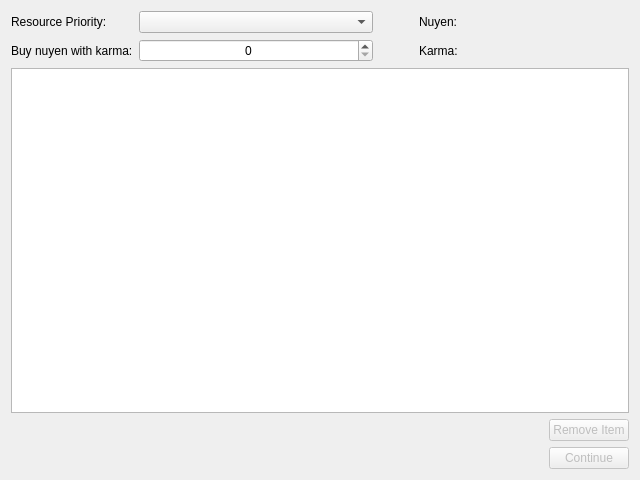
The window that SR5-Shaman/ui/character/tabs/chareditresourcetab.ui (TheSHEEEP/SR5-Shaman) describes before a commit, drawn with Qt 5.
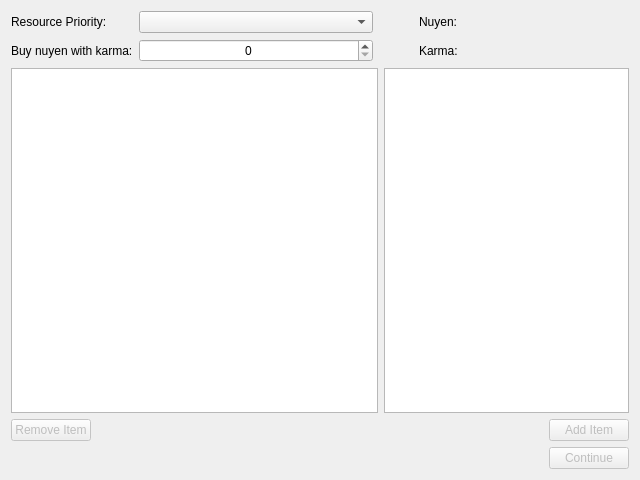
The same window after the commit.

Commit message:
Started writing down resource categories
Damn, those are A LOT.

```diff
--- a/SR5-Shaman/ui/character/tabs/chareditresourcetab.ui
+++ b/SR5-Shaman/ui/character/tabs/chareditresourcetab.ui
@@ -96,7 +96,7 @@
           </sizepolicy>
          </property>
          <property name="text">
-          <string>   </string>
+          <string/>
          </property>
         </widget>
        </item>
@@ -122,7 +122,7 @@
           </sizepolicy>
          </property>
          <property name="text">
-          <string>   </string>
+          <string/>
          </property>
         </widget>
        </item>
@@ -130,21 +130,8 @@
      </item>
     </layout>
    </item>
-   <item row="2" column="0">
+   <item row="3" column="0">
     <layout class="QHBoxLayout" name="horizontalLayout">
-     <item>
-      <spacer name="horizontalSpacer_2">
-       <property name="orientation">
-        <enum>Qt::Horizontal</enum>
-       </property>
-       <property name="sizeHint" stdset="0">
-        <size>
-         <width>40</width>
-         <height>20</height>
-        </size>
-       </property>
-      </spacer>
-     </item>
      <item>
       <widget class="QPushButton" name="btnRemoveItem">
        <property name="enabled">
@@ -155,12 +142,32 @@
        </property>
       </widget>
      </item>
+     <item>
+      <spacer name="horizontalSpacer_2">
+       <property name="orientation">
+        <enum>Qt::Horizontal</enum>
+       </property>
+       <property name="sizeHint" stdset="0">
+        <size>
+         <width>40</width>
+         <height>20</height>
+        </size>
+       </property>
+      </spacer>
+     </item>
+     <item>
+      <widget class="QPushButton" name="btnAddItem">
+       <property name="enabled">
+        <bool>false</bool>
+       </property>
+       <property name="text">
+        <string>Add Item</string>
+       </property>
+      </widget>
+     </item>
     </layout>
    </item>
-   <item row="1" column="0">
-    <widget class="QTreeView" name="treeResources"/>
-   </item>
-   <item row="3" column="0">
+   <item row="4" column="0">
     <layout class="QHBoxLayout" name="horizontalLayout_2">
      <item>
       <spacer name="horizontalSpacer_3">
@@ -187,6 +194,30 @@
      </item>
     </layout>
    </item>
+   <item row="1" column="0">
+    <layout class="QHBoxLayout" name="horizontalLayout_3">
+     <item>
+      <widget class="QTreeView" name="treeResources">
+       <property name="sizePolicy">
+        <sizepolicy hsizetype="Expanding" vsizetype="Expanding">
+         <horstretch>60</horstretch>
+         <verstretch>0</verstretch>
+        </sizepolicy>
+       </property>
+      </widget>
+     </item>
+     <item>
+      <widget class="QTreeView" name="treeResourcesAvailable">
+       <property name="sizePolicy">
+        <sizepolicy hsizetype="Expanding" vsizetype="Expanding">
+         <horstretch>40</horstretch>
+         <verstretch>0</verstretch>
+        </sizepolicy>
+       </property>
+      </widget>
+     </item>
+    </layout>
+   </item>
   </layout>
  </widget>
  <resources/>
```
The commit also changes 9 other files.
